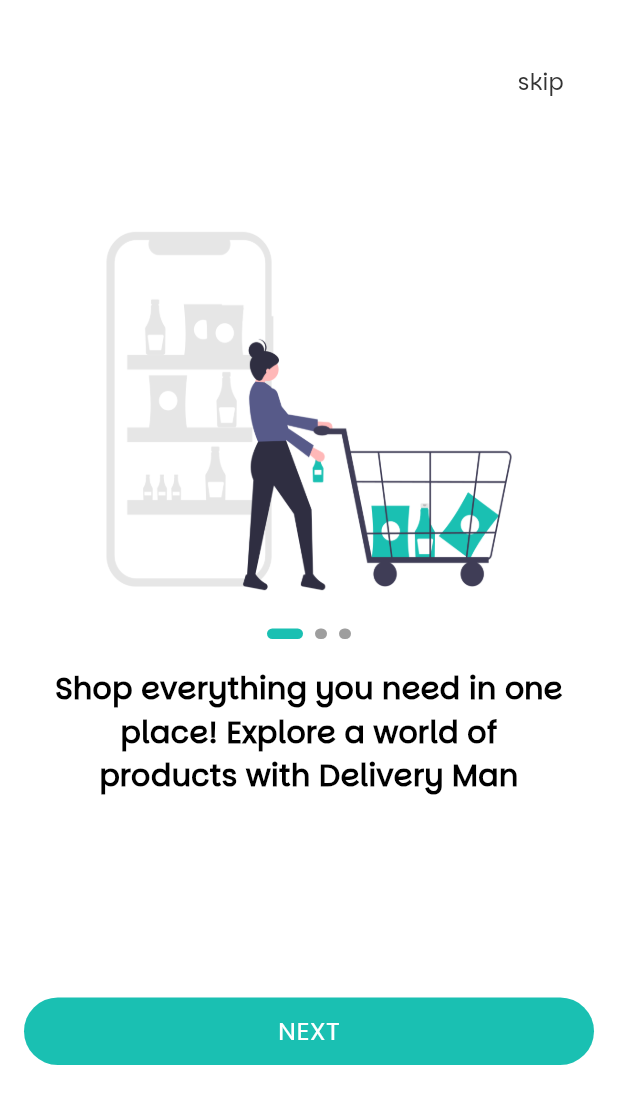
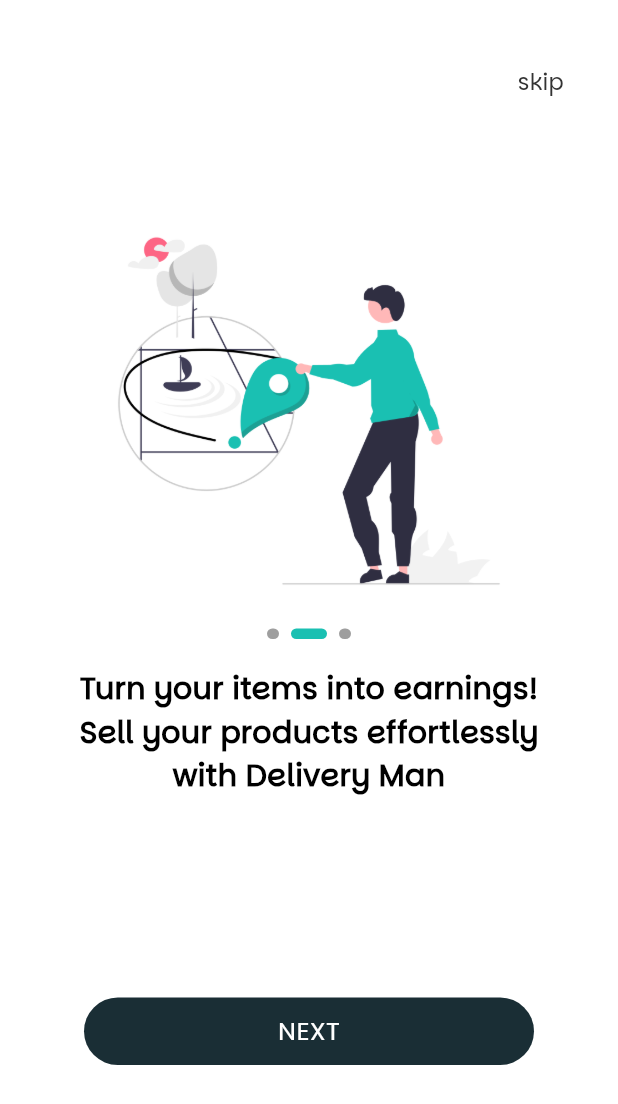
Before and after one commit to Sedra-Alrefai/delivery_app, a Flutter app: the screen it shows after launch, after a tap on "NEXT", on a phone screen of 412 x 824 dp. Shown: the top 1104 px of the screen. Run offline on Flutter 3.47's test engine with Material 3 defaults, Android fonts, the phone set to English and light mode, and no system bars; drawn by our look-alikes of smooth_page_indicator; our stand-ins replace go_router.

Commit message:
refactor our code

```diff
--- a/lib/core/routes/app_routes.dart
+++ b/lib/core/routes/app_routes.dart
@@ -1,3 +1,5 @@
+import 'package:delivery_app/features/auth/presentation/view/sign_in_view.dart';
+import 'package:delivery_app/features/auth/presentation/view/sign_up_view.dart';
 import 'package:delivery_app/features/on_boarding/presentation/views/on_boarding_view.dart';
 import 'package:delivery_app/features/splash/presentation/view/splash_view.dart';
 import 'package:go_router/go_router.dart';
@@ -10,5 +12,13 @@
   GoRoute(
     path: "/onBoarding",
     builder: (context, state) => OnBoardingView(),
-  )
+  ),
+  GoRoute(
+    path: "/SignUpView",
+    builder: (context, state) => SignUpView(),
+  ),
+  GoRoute(
+    path: "/SignInView",
+    builder: (context, state) => SignInView(),
+  ),
 ]);
--- a/lib/core/widget/Custom_button.dart
+++ b/lib/core/widget/Custom_button.dart
@@ -3,20 +3,16 @@
 
 // ignore: must_be_immutable
 class CustomButton extends StatelessWidget {
-  CustomButton(
-      {super.key,
-      required this.onTap,
-      required this.text,
-      required this.color});
+  CustomButton({super.key, this.onTap, required this.text, this.color});
   VoidCallback? onTap;
   String text;
-  Color color;
+  Color? color;
   @override
   Widget build(BuildContext context) {
     return GestureDetector(
       onTap: onTap,
       child: Container(
-        width: 340,
+        width: 300,
         height: 45,
         decoration: BoxDecoration(
           color: color,
--- /dev/null
+++ b/lib/features/auth/presentation/view/sign_in_view.dart
@@ -0,0 +1,8 @@
+import 'package:flutter/material.dart';
+
+class SignInView extends StatelessWidget {
+  @override
+  Widget build(BuildContext context) {
+    return Scaffold(body: Text('sign in'));
+  }
+}
--- /dev/null
+++ b/lib/features/auth/presentation/view/sign_up_view.dart
@@ -0,0 +1,11 @@
+import 'package:flutter/material.dart';
+
+class SignUpView extends StatelessWidget {
+  @override
+  Widget build(BuildContext context) {
+    // TODO: implement build
+    return Scaffold(
+      body: Text('dfghjkl'),
+    );
+  }
+}
--- a/lib/features/on_boarding/data/models/on_boarding_models.dart
+++ b/lib/features/on_boarding/data/models/on_boarding_models.dart
@@ -16,7 +16,7 @@
   OnBoardingModels(
     imagePath: Assets.onBoarding2,
     title:
-        "Turn your items into earnings! Sell your products effortlessly with Delivery Man.",
+        "Turn your items into earnings! Sell your products effortlessly with Delivery Man",
   ),
   OnBoardingModels(
     imagePath: Assets.onBoarding3,
--- a/lib/features/on_boarding/presentation/views/on_boarding_view.dart
+++ b/lib/features/on_boarding/presentation/views/on_boarding_view.dart
@@ -1,14 +1,20 @@
-import 'package:delivery_app/core/utils/app_String.dart';
-import 'package:delivery_app/core/utils/app_colors.dart';
-import 'package:delivery_app/core/utils/app_text_Style.dart';
-import 'package:delivery_app/core/widget/Custom_button.dart';
+import 'package:delivery_app/core/function/navigation.dart';
+
 import 'package:delivery_app/features/on_boarding/presentation/views/widgets/custom_nav_par.dart';
+import 'package:delivery_app/features/on_boarding/presentation/views/widgets/get_buttons.dart';
 import 'package:delivery_app/features/on_boarding/presentation/views/widgets/on_boarding_widget_view.dart';
 import 'package:flutter/material.dart';
 
-class OnBoardingView extends StatelessWidget {
+class OnBoardingView extends StatefulWidget {
   const OnBoardingView({super.key});
 
+  @override
+  State<OnBoardingView> createState() => _OnBoardingViewState();
+}
+
+class _OnBoardingViewState extends State<OnBoardingView> {
+  final PageController _controller = PageController(initialPage: 0);
+  int currentIndex = 0;
   @override
   Widget build(BuildContext context) {
     return SafeArea(
@@ -21,15 +27,25 @@
               const SizedBox(
                 height: 44,
               ),
-              CustomNavBar(),
-              onBoardingWidgetBody(),
+              CustomNavBar(
+                onTap: () {
+                  CustomNavigationReplacement(context, '/SignInView');
+                },
+              ),
+              onBoardingWidgetBody(
+                onPageChanged: (index) {
+                  setState(() {
+                    currentIndex = index;
+                  });
+                },
+                controller: _controller,
+              ),
               const SizedBox(
                 height: 100,
               ),
-              CustomButton(
-                color: AppColors.tealGreen,
-                onTap: () {},
-                text: 'NEXT',
+              GetButtons(
+                currentIndex: currentIndex,
+                controller: _controller,
               ),
               const SizedBox(
                 height: 26,
--- a/lib/features/on_boarding/presentation/views/widgets/custom_nav_par.dart
+++ b/lib/features/on_boarding/presentation/views/widgets/custom_nav_par.dart
@@ -3,15 +3,21 @@
 import 'package:flutter/material.dart';
 
 class CustomNavBar extends StatelessWidget {
+  final VoidCallback onTap;
+
+  CustomNavBar({super.key, required this.onTap});
   @override
   Widget build(BuildContext context) {
     return Padding(
       padding: const EdgeInsets.only(right: 20),
       child: Align(
         alignment: Alignment.centerRight,
-        child: Text(
-          AppString.skip,
-          style: CustomTextStyle.Parkinsans400Style12,
+        child: GestureDetector(
+          onTap: onTap,
+          child: Text(
+            AppString.skip,
+            style: CustomTextStyle.Parkinsans400Style12,
+          ),
         ),
       ),
     );
--- /dev/null
+++ b/lib/features/on_boarding/presentation/views/widgets/get_buttons.dart
@@ -0,0 +1,59 @@
+import 'package:delivery_app/core/function/navigation.dart';
+import 'package:delivery_app/core/utils/app_String.dart';
+import 'package:delivery_app/core/utils/app_colors.dart';
+import 'package:delivery_app/core/utils/app_text_Style.dart';
+import 'package:delivery_app/core/widget/Custom_button.dart';
+import 'package:delivery_app/features/on_boarding/data/models/on_boarding_models.dart';
+import 'package:flutter/material.dart';
+
+class GetButtons extends StatelessWidget {
+  final int currentIndex;
+
+  GetButtons({super.key, required this.currentIndex, required this.controller});
+  final PageController controller;
+  @override
+  Widget build(BuildContext context) {
+    if (currentIndex == onBoardingData.length - 1) {
+      return Column(
+        children: [
+          CustomButton(
+            text: 'NEXT',
+            color: AppColors.darkTealBlue,
+            onTap: () {
+              CustomNavigationReplacement(context, '/SignUpView');
+            },
+          ),
+          const SizedBox(
+            height: 8,
+          ),
+          GestureDetector(
+            onTap: () {
+              CustomNavigationReplacement(context, '/SignUpView');
+            },
+            child: Text(
+              AppString.newAccount,
+              style: CustomTextStyle.Parkinsans300Style16.copyWith(
+                  fontSize: 13,
+                  fontWeight: FontWeight.bold,
+                  color: Colors.grey),
+            ),
+          ),
+        ],
+      );
+    } else {
+      return Column(
+        children: [
+          CustomButton(
+            color: AppColors.darkTealBlue,
+            onTap: () {
+              controller.nextPage(
+                  duration: Duration(milliseconds: 200),
+                  curve: Curves.bounceIn);
+            },
+            text: 'NEXT',
+          ),
+        ],
+      );
+    }
+  }
+}
--- a/lib/features/on_boarding/presentation/views/widgets/on_boarding_widget_view.dart
+++ b/lib/features/on_boarding/presentation/views/widgets/on_boarding_widget_view.dart
@@ -8,16 +8,18 @@
 import 'package:smooth_page_indicator/smooth_page_indicator.dart';
 
 class onBoardingWidgetBody extends StatelessWidget {
-  onBoardingWidgetBody({super.key});
-  final PageController _controller = PageController();
-
+  onBoardingWidgetBody(
+      {super.key, required this.controller, this.onPageChanged});
+  final PageController controller;
+  final Function(int)? onPageChanged;
   @override
   Widget build(BuildContext context) {
     return SizedBox(
       height: 500,
       child: PageView.builder(
+        onPageChanged: onPageChanged,
         physics: const BouncingScrollPhysics(),
-        controller: _controller,
+        controller: controller,
         itemCount: onBoardingData.length,
         itemBuilder: (context, index) {
           return Column(
@@ -34,7 +36,7 @@
                         fit: BoxFit.fill)),
               ),
               CustomSnoothPageIndicator(
-                controller: _controller,
+                controller: controller,
               ),
               const SizedBox(
                 height: 19,
```
